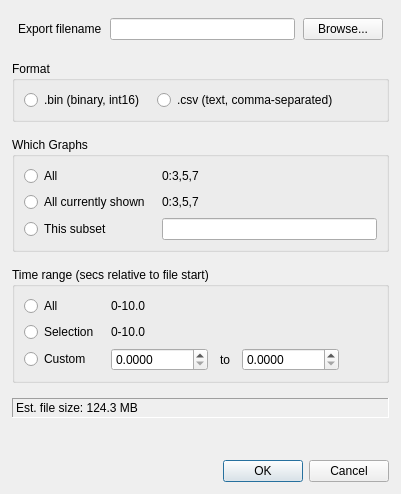
This is Forms/ExportDialog.ui in billkarsh/SpikeGLX as Qt 5 draws it before an edit. The edited form follows.
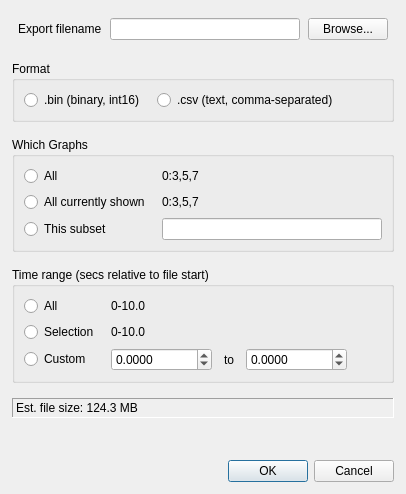
This is the edited form.

The edit to the form file:
```diff
--- a/Forms/ExportDialog.ui
+++ b/Forms/ExportDialog.ui
@@ -9,7 +9,7 @@
    <rect>
     <x>0</x>
     <y>0</y>
-    <width>401</width>
+    <width>406</width>
     <height>494</height>
    </rect>
   </property>
@@ -389,6 +389,9 @@
         <property name="decimals">
          <number>4</number>
         </property>
+        <property name="minimum">
+         <double>-100000.000000000000000</double>
+        </property>
         <property name="maximum">
          <double>100000.000000000000000</double>
         </property>
@@ -418,6 +421,9 @@
         <property name="decimals">
          <number>4</number>
         </property>
+        <property name="minimum">
+         <double>-100000.000000000000000</double>
+        </property>
         <property name="maximum">
          <double>100000.000000000000000</double>
         </property>
```
